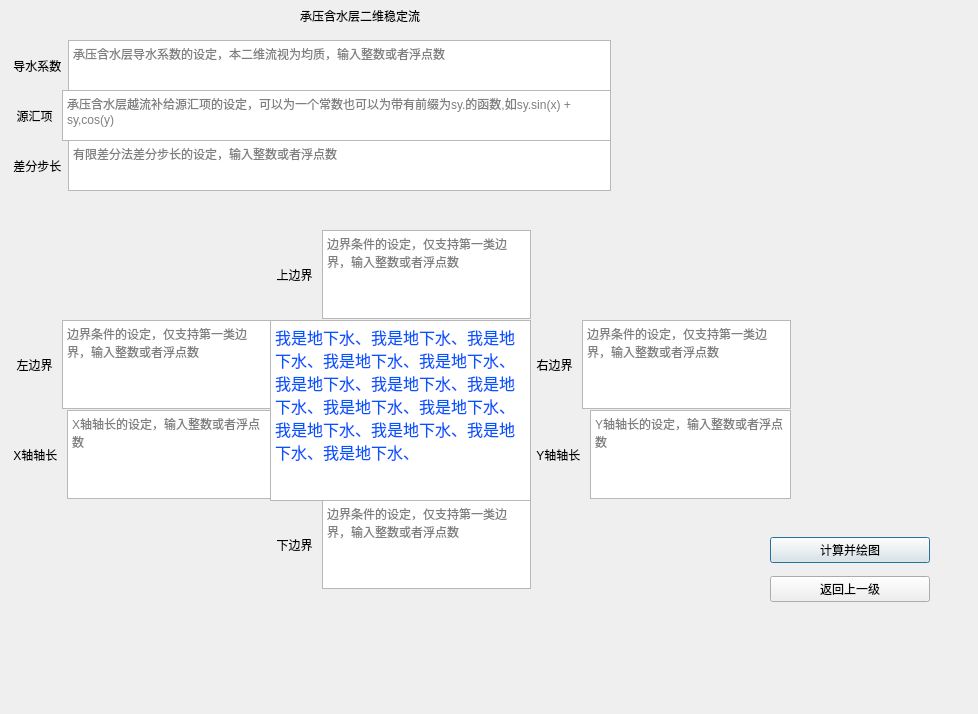
The window that ui/tdcasf.ui (Yulei-3005240023/FDM_groundwater) describes before a commit, drawn with Qt 5.
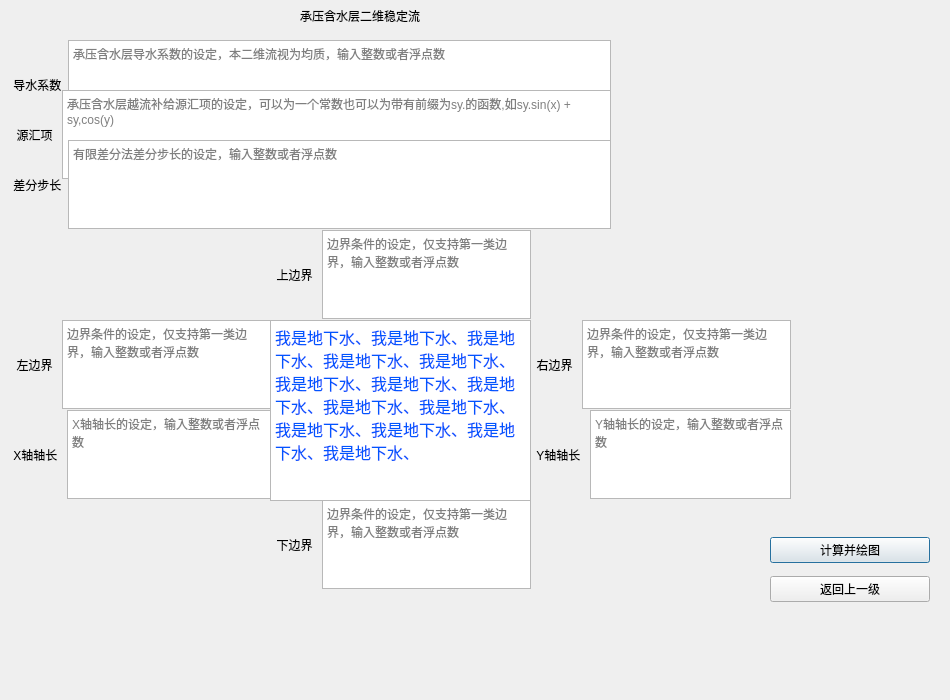
The same window after the commit.

What changed in the file:
```diff
--- a/ui/tdcasf.ui
+++ b/ui/tdcasf.ui
@@ -9,8 +9,8 @@
    <rect>
     <x>0</x>
     <y>0</y>
-    <width>978</width>
-    <height>714</height>
+    <width>950</width>
+    <height>700</height>
    </rect>
   </property>
   <property name="windowTitle">
@@ -35,7 +35,7 @@
      <x>10</x>
      <y>40</y>
      <width>601</width>
-     <height>51</height>
+     <height>89</height>
     </rect>
    </property>
    <layout class="QHBoxLayout" name="horizontalLayout">
@@ -61,7 +61,7 @@
      <x>10</x>
      <y>90</y>
      <width>601</width>
-     <height>51</height>
+     <height>89</height>
     </rect>
    </property>
    <layout class="QHBoxLayout" name="horizontalLayout_2">
@@ -113,7 +113,7 @@
      <x>10</x>
      <y>140</y>
      <width>601</width>
-     <height>51</height>
+     <height>89</height>
     </rect>
    </property>
    <layout class="QHBoxLayout" name="horizontalLayout_5">
```
